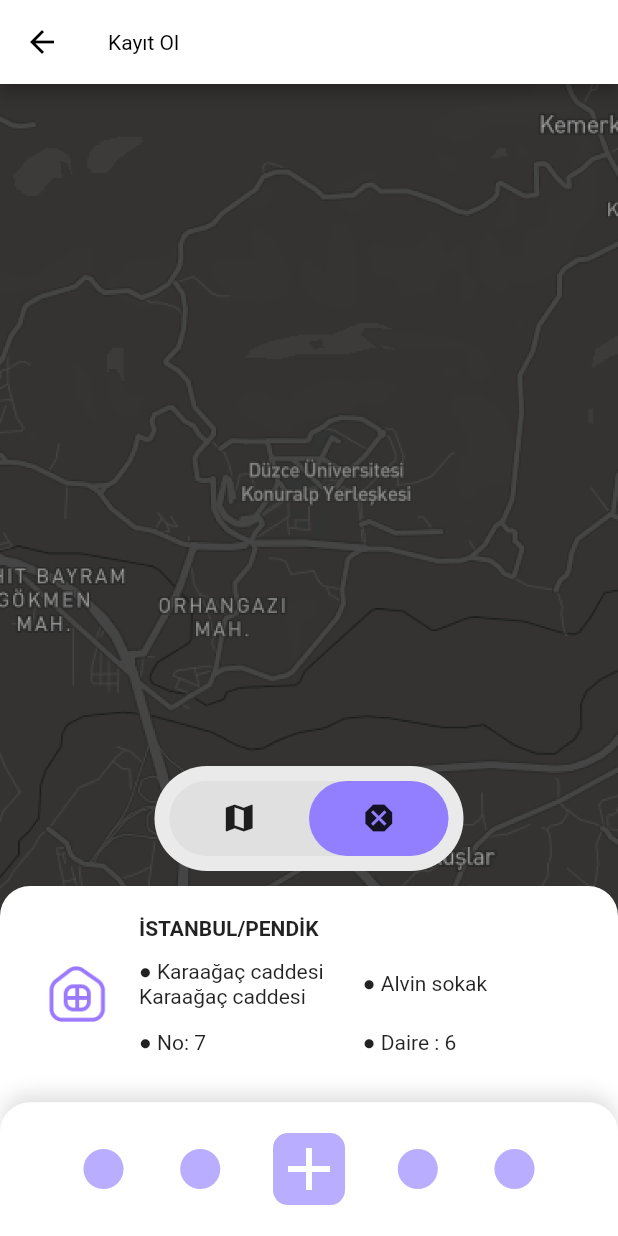
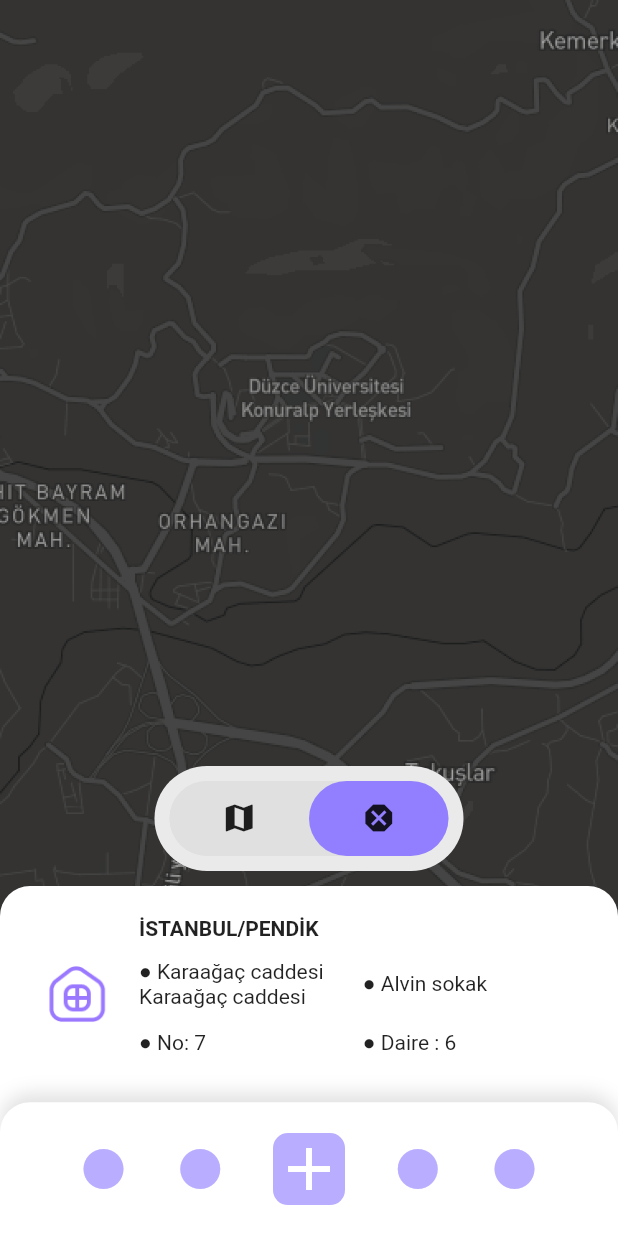
Before and after one commit to The-Pick-App/pick-app, a Flutter app: the DemoScreen screen opened by its route, on a phone screen of 412 x 824 dp. Run offline on Flutter 3.47's test engine with Material 2 defaults, Android fonts, the phone set to English and light mode, and no system bars; our stand-ins replace email_validator, routemaster, shared_preferences; accounts and stored records are empty.

Commit message:
[Salih] fix routing

```diff
--- a/lib/features/auth/screens/demo_screen.dart
+++ b/lib/features/auth/screens/demo_screen.dart
@@ -16,11 +16,6 @@ class _DemoScreenState extends State<DemoScreen> {
   Widget build(BuildContext context) {
     return SafeArea(
       child: Scaffold(
-        appBar: AppBar(
-          title: const Text("Kayıt Ol"),
-          backgroundColor: Colors.white,
-          titleTextStyle: const TextStyle(color: Colors.black),
-        ),
         body: buildBody(),
         bottomNavigationBar: buildBottomNavigationBar(),
       ),
@@ -193,10 +188,10 @@ class _DemoScreenState extends State<DemoScreen> {
           color: Colors.white),
       child: Row(crossAxisAlignment: CrossAxisAlignment.center, children: [
         SizedBox(
-            width: context.dynamicWidth(0.1),
-            height: context.dynamicWidth(0.1),
-            child:
-                Image.asset('assets/images/home_icon.png', fit: BoxFit.fill)),
+          width: context.dynamicWidth(0.1),
+          height: context.dynamicWidth(0.1),
+          child: Image.asset('assets/images/home_icon.png', fit: BoxFit.fill),
+        ),
         SizedBox(width: context.dynamicWidth(0.05)),
         Expanded(
           child: Column(
--- a/lib/router.dart
+++ b/lib/router.dart
@@ -14,5 +14,5 @@ final loggedOutRoute = RouteMap(routes: {
   '/demo': (_) => const MaterialPage(child: DemoScreen()),
 });
 final loggedInRoute = RouteMap(routes: {
-  '/': (_) => const MaterialPage(child: HomeScreen()),
+  '/': (_) => const MaterialPage(child: DemoScreen()),
 });
--- a/lib/services/auth.services.dart
+++ b/lib/services/auth.services.dart
@@ -64,6 +64,8 @@ class AuthService {
           tokenProvider.setToken(jsonDecode(response.body));
           await prefs.setString(
               'x-auth-token', jsonDecode(response.body)['accessToken']);
+          // ignore: use_build_context_synchronously
+          Routemaster.of(context).push('/');
         },
       );
     } catch (e) {
```
